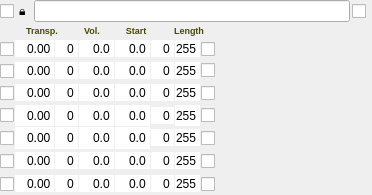
The window that Qt/qt4_patch_widget.ui (kmatheussen/radium) describes before a commit, drawn with Qt 5.
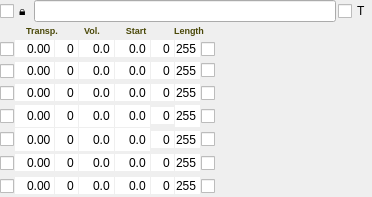
The same window after the commit.

Patch:
```diff
--- a/Qt/qt4_patch_widget.ui
+++ b/Qt/qt4_patch_widget.ui
@@ -7,7 +7,7 @@
     <x>0</x>
     <y>0</y>
     <width>372</width>
-    <height>195</height>
+    <height>197</height>
    </rect>
   </property>
   <property name="sizePolicy">
@@ -95,7 +95,7 @@
        <widget class="QCheckBox" name="through_onoff">
         <property name="maximumSize">
          <size>
-          <width>20</width>
+          <width>232344</width>
           <height>16777215</height>
          </size>
         </property>
```
